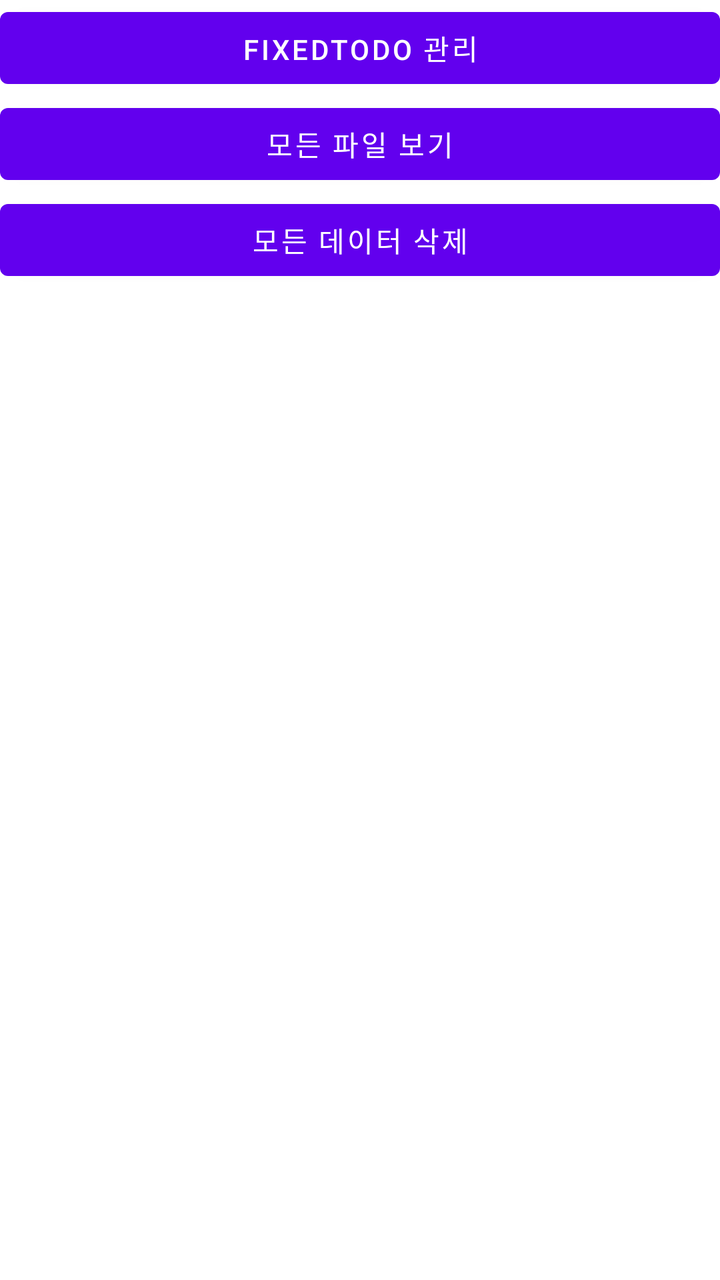
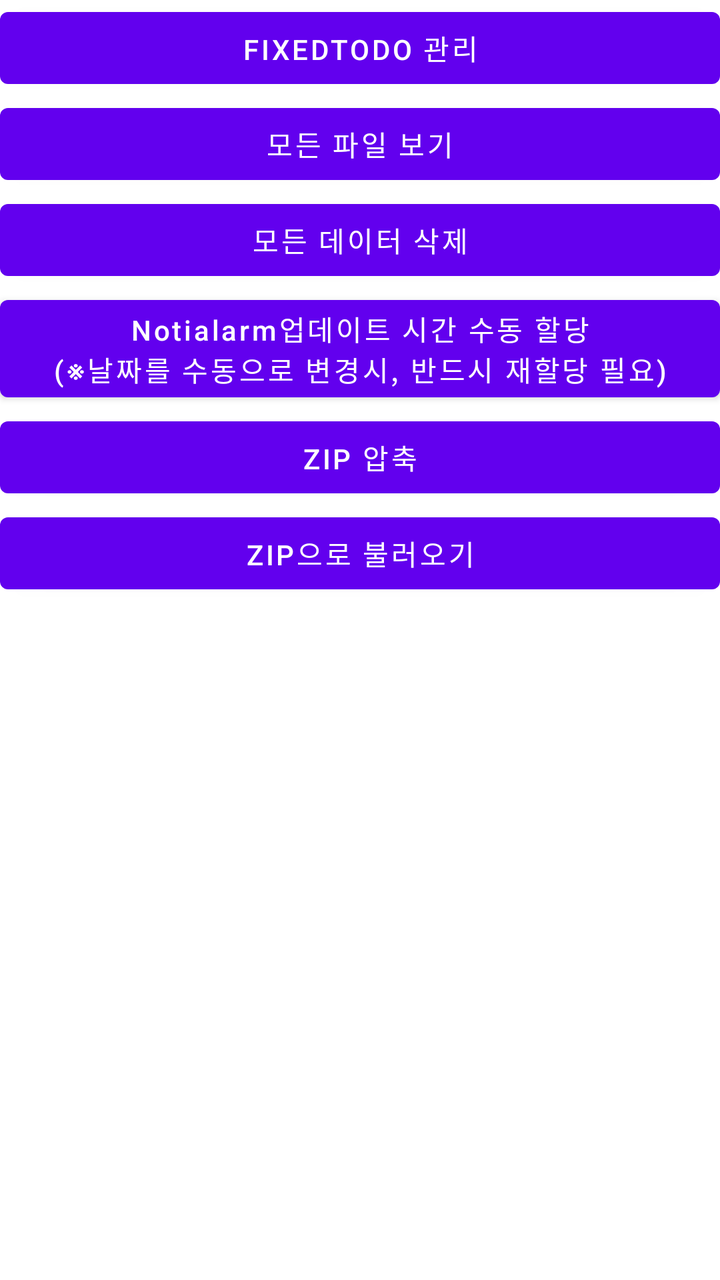

Screens rendered from an Android XML layout before and after an edit, with the pre-edit source and the edit as a unified diff.
<!-- AndroidManifest.xml: application theme Theme.DailyQuest -->
<!-- res/layout/others.xml -->
<?xml version="1.0" encoding="utf-8"?>
<LinearLayout xmlns:android="http://schemas.android.com/apk/res/android"
    android:layout_width="match_parent"
    android:layout_height="800dp"
    android:orientation="vertical">

    <ScrollView
        android:layout_width="match_parent"
        android:layout_height="match_parent">

        <LinearLayout
            android:layout_width="match_parent"
            android:layout_height="match_parent"
            android:orientation="vertical">

            <Button
                android:id="@+id/button_others_showFixedTodoPage"
                android:layout_width="match_parent"
                android:layout_height="wrap_content"
                android:text="FixedTodo 관리" />

            <Button
                android:id="@+id/button_show_all_files"
                android:layout_width="match_parent"
                android:layout_height="wrap_content"
                android:text="모든 파일 보기" />

            <Button
                android:id="@+id/button_clearAllData"
                android:layout_width="match_parent"
                android:layout_height="wrap_content"
                android:text="모든 데이터 삭제" />

        </LinearLayout>
    </ScrollView>

</LinearLayout>
<!-- resources referenced by this layout -->
<resources>
  <style name="Theme.DailyQuest" parent="Theme.MaterialComponents.DayNight.DarkActionBar">
          
          <item name="colorPrimary">@color/purple_500</item>
          <item name="colorPrimaryVariant">@color/purple_700</item>
          <item name="colorOnPrimary">@color/white</item>
          
          <item name="colorSecondary">@color/teal_200</item>
          <item name="colorSecondaryVariant">@color/teal_700</item>
          <item name="colorOnSecondary">@color/black</item>
          
          <item name="android:statusBarColor" tools:targetApi="l">?attr/colorPrimaryVariant</item>
          
      </style>
  <color name="purple_500">#FF6200EE</color>
  <color name="purple_700">#FF3700B3</color>
  <color name="white">#FFFFFFFF</color>
  <color name="teal_200">#FF03DAC5</color>
  <color name="teal_700">#FF018786</color>
  <color name="black">#FF000000</color>
</resources>

<!-- the commit's change to res/layout/others.xml (unified diff, before → after) -->
@@ -31,6 +31,25 @@
                 android:layout_height="wrap_content"
                 android:text="모든 데이터 삭제" />
 
+            <Button
+                android:id="@+id/button_others_showNotialarmUpdatePage"
+                android:layout_width="match_parent"
+                android:layout_height="wrap_content"
+                android:text="Notialarm업데이트 시간 수동 할당\n(※날짜를 수동으로 변경시, 반드시 재할당 필요)"
+                android:textAllCaps="false" />
+
+            <Button
+                android:id="@+id/button_others_ExportZip"
+                android:layout_width="match_parent"
+                android:layout_height="wrap_content"
+                android:text="ZIP 압축" />
+
+            <Button
+                android:id="@+id/button_others_importFromZip"
+                android:layout_width="match_parent"
+                android:layout_height="wrap_content"
+                android:text="ZIP으로 불러오기" />
+
         </LinearLayout>
     </ScrollView>
 
